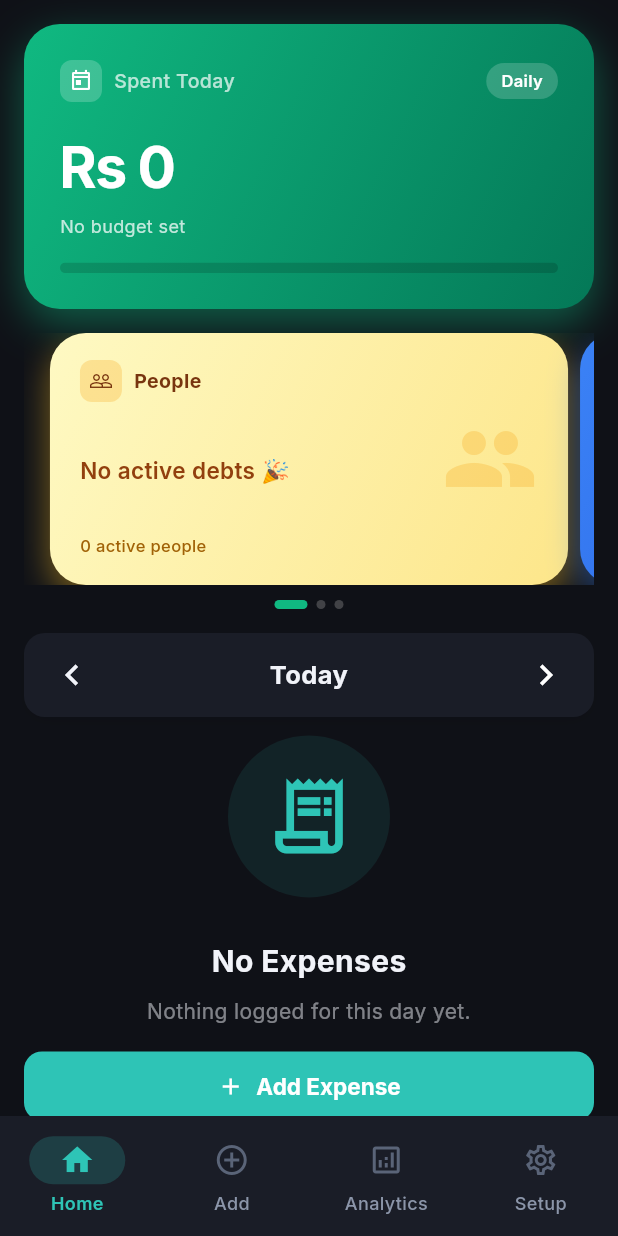
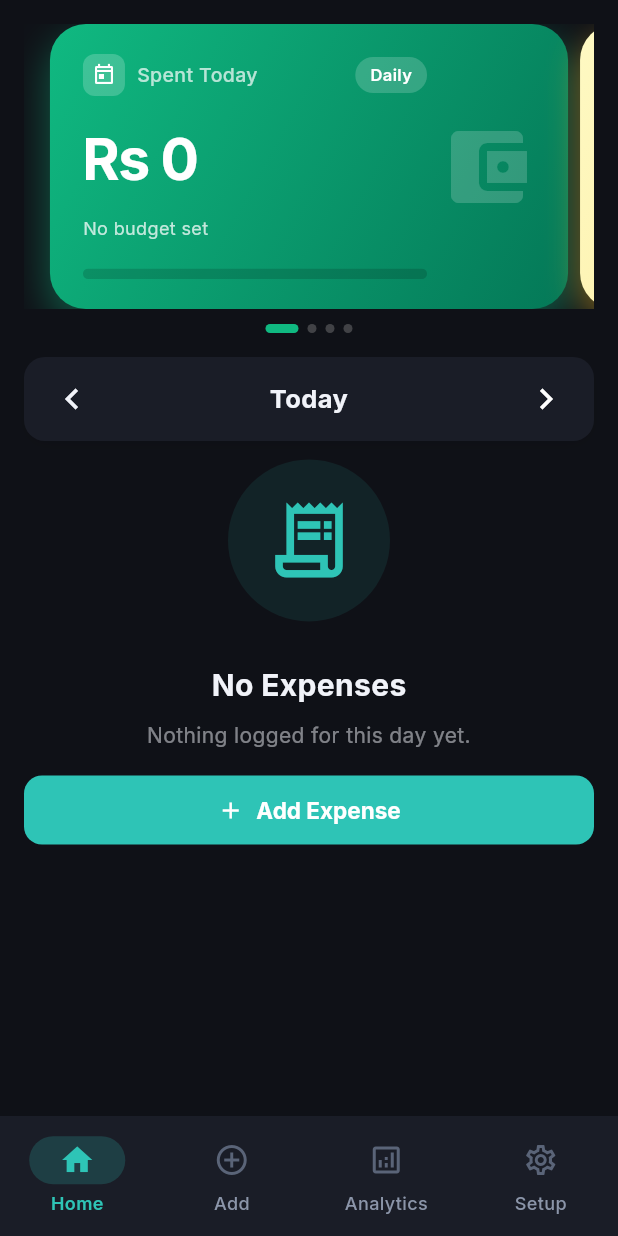
Before and after one commit to Azana2961/ExpenseTracker, a Flutter app: the screen it shows after launch, on a phone screen of 412 x 824 dp. Run offline on Flutter 3.47's test engine with Material 3 defaults, Android fonts, the light colour scheme and no system bars; our stand-ins replace fl_chart, flutter_local_notifications, go_router, google_fonts, shared_preferences, sqflite and 1 more; accounts and stored records are empty.

Commit message:
feat: merge spent card into unified swipeable PageView (4 cards total)

```diff
--- a/lib/features/dashboard/presentation/dashboard_screen.dart
+++ b/lib/features/dashboard/presentation/dashboard_screen.dart
@@ -487,15 +487,10 @@ class _DashboardScreenState extends State<DashboardScreen> {
           child: Column(
             crossAxisAlignment: CrossAxisAlignment.start,
             children: [
-              // 1 ── Emerald Wallet Card ─────────────────────────────────
-              _WalletCard(
+              // ── Swipeable Cards (Spent / People / Loans / Borrows) ────
+              _SwipeableInfoCards(
                 selectedDaySpent: selectedDaySpent,
                 budgetPercentage: budgetPercentage,
-              ),
-              const SizedBox(height: 16),
-
-              // 2 ── Swipeable Info Cards (People / Loans / Borrows) ─────
-              _SwipeableInfoCards(
                 allExpenses: allExpenses,
                 onSettle: (b) {
                   provider.settleWithBeneficiary(b);
@@ -778,115 +773,19 @@ class _DashboardScreenState extends State<DashboardScreen> {
 }
 
 // ═══════════════════════════════════════════════════════════════════════════════
-//  WALLET CARD  (Emerald Green)
+//  SWIPEABLE INFO CARDS  (Spent Today / People / Loans / Borrows)
 // ═══════════════════════════════════════════════════════════════════════════════
-class _WalletCard extends StatelessWidget {
+class _SwipeableInfoCards extends StatefulWidget {
   final double selectedDaySpent;
   final double budgetPercentage;
-
-  const _WalletCard({
-    required this.selectedDaySpent,
-    required this.budgetPercentage,
-  });
-
-  @override
-  Widget build(BuildContext context) {
-    return Container(
-      width: double.infinity,
-      padding: const EdgeInsets.all(24),
-      decoration: BoxDecoration(
-        gradient: const LinearGradient(
-          colors: [Color(0xFF10B981), Color(0xFF047857)],
-          begin: Alignment.topLeft,
-          end: Alignment.bottomRight,
-        ),
-        borderRadius: BorderRadius.circular(24),
-        boxShadow: [
-          BoxShadow(
-            color: const Color(0xFF10B981).withValues(alpha: 0.45),
-            blurRadius: 24,
-            offset: const Offset(0, 10),
-          ),
-        ],
-      ),
-      child: Column(
-        crossAxisAlignment: CrossAxisAlignment.start,
-        children: [
-          Row(
-            mainAxisAlignment: MainAxisAlignment.spaceBetween,
-            children: [
-              Row(
-                children: [
-                  Container(
-                    padding: const EdgeInsets.all(6),
-                    decoration: BoxDecoration(
-                      color: Colors.white.withValues(alpha: 0.2),
-                      borderRadius: BorderRadius.circular(8),
-                    ),
-                    child: const Icon(Icons.today_outlined, color: Colors.white, size: 16),
-                  ),
-                  const SizedBox(width: 8),
-                  const Text(
-                    'Spent Today',
-                    style: TextStyle(color: Colors.white70, fontSize: 13, fontWeight: FontWeight.w500),
-                  ),
-                ],
-              ),
-              Container(
-                padding: const EdgeInsets.symmetric(horizontal: 10, vertical: 4),
-                decoration: BoxDecoration(
-                  color: Colors.white.withValues(alpha: 0.18),
-                  borderRadius: BorderRadius.circular(20),
-                ),
-                child: const Text('Daily', style: TextStyle(color: Colors.white, fontSize: 11, fontWeight: FontWeight.w600)),
-              ),
-            ],
-          ),
-          const SizedBox(height: 16),
-          Text(
-            'Rs ${selectedDaySpent.toStringAsFixed(0)}',
-            style: const TextStyle(
-              color: Colors.white,
-              fontSize: 38,
-              fontWeight: FontWeight.bold,
-              letterSpacing: -1,
-            ),
-          ),
-          const SizedBox(height: 4),
-          Text(
-            budgetPercentage > 0
-                ? '${(budgetPercentage * 100).toStringAsFixed(0)}% of monthly budget used'
-                : 'No budget set',
-            style: TextStyle(color: Colors.white.withValues(alpha: 0.75), fontSize: 12),
-          ),
-          const SizedBox(height: 16),
-          ClipRRect(
-            borderRadius: BorderRadius.circular(10),
-            child: LinearProgressIndicator(
-              value: budgetPercentage.clamp(0.0, 1.0),
-              minHeight: 7,
-              backgroundColor: Colors.black.withValues(alpha: 0.15),
-              valueColor: AlwaysStoppedAnimation<Color>(
-                budgetPercentage > 0.9 ? Colors.redAccent.shade100 : Colors.white.withValues(alpha: 0.9),
-              ),
-            ),
-          ),
-        ],
-      ),
-    );
-  }
-}
-
-// ═══════════════════════════════════════════════════════════════════════════════
-//  SWIPEABLE INFO CARDS  (People / Loans / Borrows)
-// ═══════════════════════════════════════════════════════════════════════════════
-class _SwipeableInfoCards extends StatefulWidget {
   final List<ExpenseModel> allExpenses;
   final void Function(String) onSettle;
   final VoidCallback onLoanTap;
   final VoidCallback onBorrowTap;
 
   const _SwipeableInfoCards({
+    required this.selectedDaySpent,
+    required this.budgetPercentage,
     required this.allExpenses,
     required this.onSettle,
     required this.onLoanTap,
@@ -914,7 +813,6 @@ class _SwipeableInfoCardsState extends State<_SwipeableInfoCards> {
     final totalLoans = loans.fold(0.0, (sum, tx) => sum + tx.remainingAmount);
     final totalBorrows = borrows.fold(0.0, (sum, tx) => sum + tx.remainingAmount);
 
-    // Build beneficiary net balance map
     final activePeople = <String, double>{};
     for (final tx in widget.allExpenses) {
       if (tx.beneficiary != null && !tx.isCleared) {
@@ -926,6 +824,7 @@ class _SwipeableInfoCardsState extends State<_SwipeableInfoCards> {
     }
 
     final cards = [
+      _buildSpentCard(),
       _buildPeopleCard(activePeople),
       _buildLoansCard(loans.length, totalLoans),
       _buildBorrowsCard(borrows.length, totalBorrows),
@@ -934,7 +833,7 @@ class _SwipeableInfoCardsState extends State<_SwipeableInfoCards> {
     return Column(
       children: [
         SizedBox(
-          height: 168,
+          height: 190,
           child: PageView.builder(
             controller: _pageController,
             itemCount: cards.length,
@@ -965,6 +864,90 @@ class _SwipeableInfoCardsState extends State<_SwipeableInfoCards> {
           }),
         ),
       ],
+    );
+  }
+
+  Widget _buildSpentCard() {
+    return Container(
+      padding: const EdgeInsets.fromLTRB(22, 20, 22, 20),
+      decoration: BoxDecoration(
+        gradient: const LinearGradient(
+          colors: [Color(0xFF10B981), Color(0xFF047857)],
+          begin: Alignment.topLeft,
+          end: Alignment.bottomRight,
+        ),
+        borderRadius: BorderRadius.circular(24),
+        boxShadow: [
+          BoxShadow(
+            color: const Color(0xFF10B981).withValues(alpha: 0.45),
+            blurRadius: 22,
+            offset: const Offset(0, 10),
+          ),
+        ],
+      ),
+      child: Row(
+        children: [
+          Expanded(
+            child: Column(
+              crossAxisAlignment: CrossAxisAlignment.start,
+              mainAxisAlignment: MainAxisAlignment.spaceBetween,
+              children: [
+                Row(
+                  children: [
+                    Container(
+                      padding: const EdgeInsets.all(6),
+                      decoration: BoxDecoration(
+                        color: Colors.white.withValues(alpha: 0.2),
+                        borderRadius: BorderRadius.circular(8),
+                      ),
+                      child: const Icon(Icons.today_outlined, color: Colors.white, size: 16),
+                    ),
+                    const SizedBox(width: 8),
+                    const Text('Spent Today', style: TextStyle(color: Colors.white70, fontSize: 13, fontWeight: FontWeight.w500)),
+                    const Spacer(),
+                    Container(
+                      padding: const EdgeInsets.symmetric(horizontal: 10, vertical: 4),
+                      decoration: BoxDecoration(
+                        color: Colors.white.withValues(alpha: 0.18),
+                        borderRadius: BorderRadius.circular(20),
+                      ),
+                      child: const Text('Daily', style: TextStyle(color: Colors.white, fontSize: 11, fontWeight: FontWeight.w600)),
+                    ),
+                  ],
+                ),
+                const SizedBox(height: 8),
+                Text(
+                  'Rs ${widget.selectedDaySpent.toStringAsFixed(0)}',
+                  style: const TextStyle(color: Colors.white, fontSize: 38, fontWeight: FontWeight.bold, letterSpacing: -1),
+                ),
+                const SizedBox(height: 4),
+                Text(
+                  widget.budgetPercentage > 0
+                      ? '${(widget.budgetPercentage * 100).toStringAsFixed(0)}% of monthly budget used'
+                      : 'No budget set',
+                  style: TextStyle(color: Colors.white.withValues(alpha: 0.75), fontSize: 12),
+                ),
+                const SizedBox(height: 12),
+                ClipRRect(
+                  borderRadius: BorderRadius.circular(10),
+                  child: LinearProgressIndicator(
+                    value: widget.budgetPercentage.clamp(0.0, 1.0),
+                    minHeight: 7,
+                    backgroundColor: Colors.black.withValues(alpha: 0.15),
+                    valueColor: AlwaysStoppedAnimation<Color>(
+                      widget.budgetPercentage > 0.9
+                          ? Colors.redAccent.shade100
+                          : Colors.white.withValues(alpha: 0.9),
+                    ),
+                  ),
+                ),
+              ],
+            ),
+          ),
+          const SizedBox(width: 8),
+          Icon(Icons.account_balance_wallet, size: 64, color: Colors.white.withValues(alpha: 0.18)),
+        ],
+      ),
     );
   }
 
```
